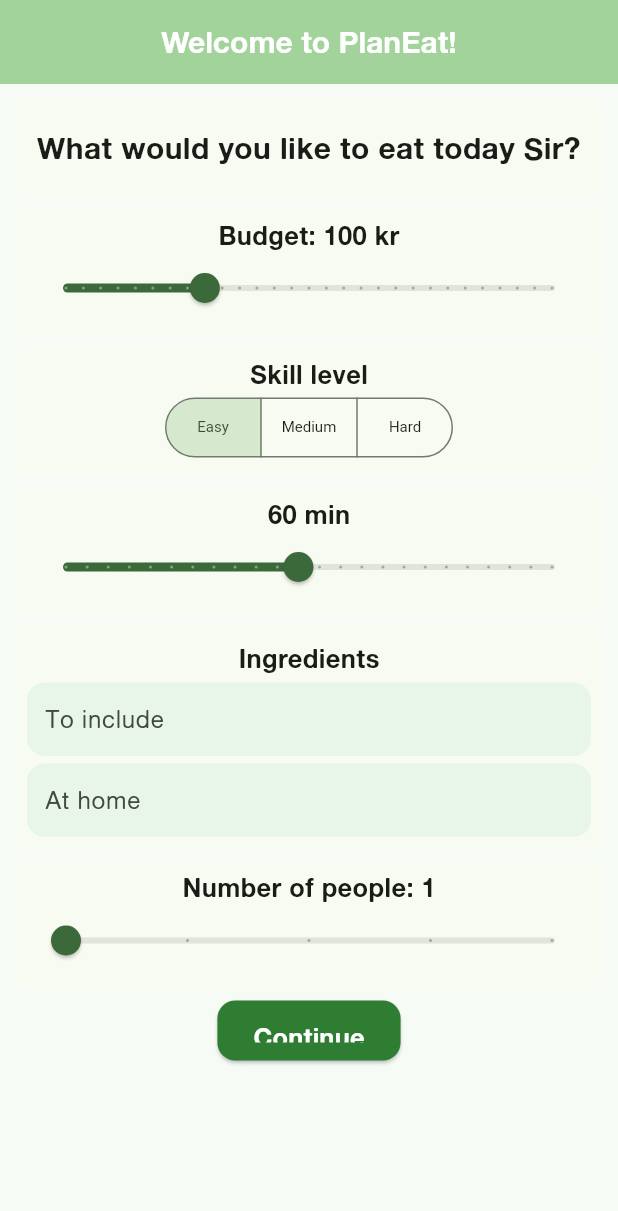
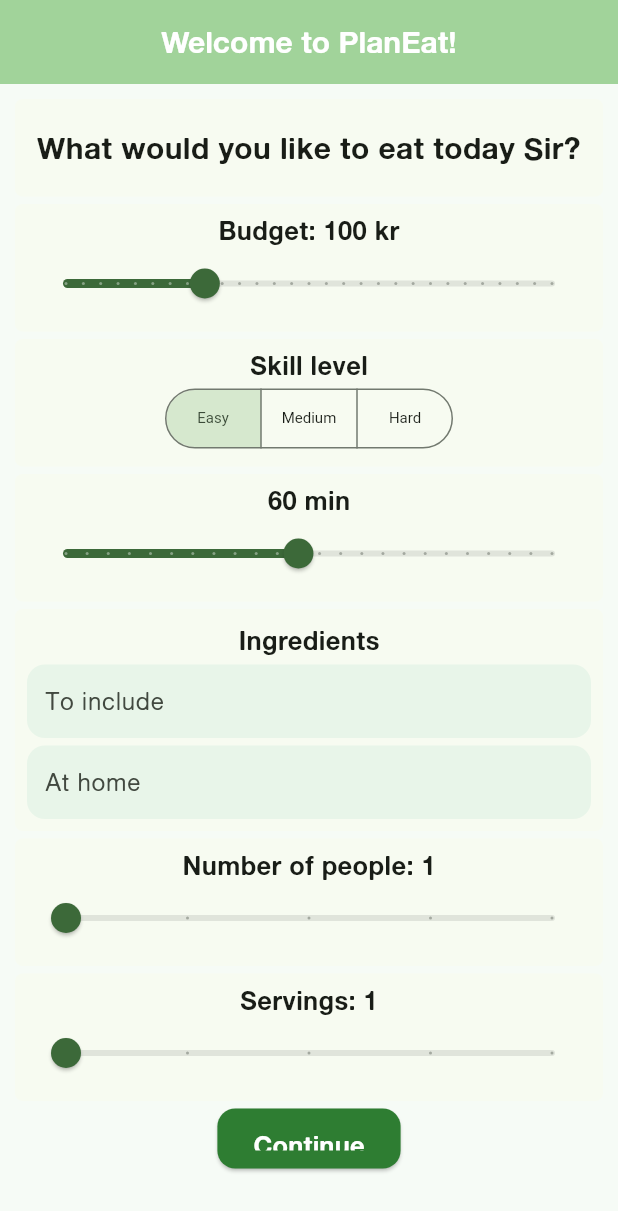
Before and after one commit to sixmarton070122-art/planeat-mobile-app, a Flutter app: the screen it shows after launch, on a phone screen of 412 x 824 dp. Shown: the top 1211 px of the screen. Run offline on Flutter 3.47's test engine with Material 3 defaults, Android fonts, the phone set to English and light mode, and no system bars; drawn by our look-alikes of auto_size_text.

Commit message:
Servings slider added

```diff
--- a/lib/screens/homepage.dart
+++ b/lib/screens/homepage.dart
@@ -15,6 +15,7 @@
   String skillLevel = "easy";
   double timeToCook = 60;
   int numberOfPeople = 1;
+  int servings = 1;
   List<String> ingredToInclude = [];
   List<String> ingredAtHome = [];
 
@@ -46,7 +47,7 @@
             child: Padding(
               padding: const EdgeInsets.all(10),
               child: Column(
-                spacing: 8,
+                spacing: 5,
                 children: [
                   //WELCOME
                   SizedBox(
@@ -290,6 +291,41 @@
                     ),
                   ),
 
+                  //SERVINGS SLIDER
+                  Container(
+                    decoration: BoxDecoration(
+                      borderRadius: BorderRadius.circular(5),
+                      color: Theme.of(context).colorScheme.surface,
+                    ),
+                    child: Padding(
+                      padding: const EdgeInsetsDirectional.fromSTEB(8, 5, 8, 8),
+                      child: Column(
+                        children: [
+                          FittedBox(
+                            child: Text(
+                              'Servings: ${servings.toString()}',
+                              style: const TextStyle(
+                                fontSize: 17,
+                                fontWeight: FontWeight.bold,
+                              ),
+                            ),
+                          ),
+                          Slider(
+                            value: servings.toDouble(),
+                            min: 1,
+                            max: 5,
+                            divisions: 4,
+                            onChanged: (newValue) {
+                              setState(() {
+                                servings = newValue.round();
+                              });
+                            },
+                          ),
+                        ],
+                      ),
+                    ),
+                  ),
+
                   //CONTINUE
                   FittedBox(
                     fit: BoxFit.scaleDown,
```
